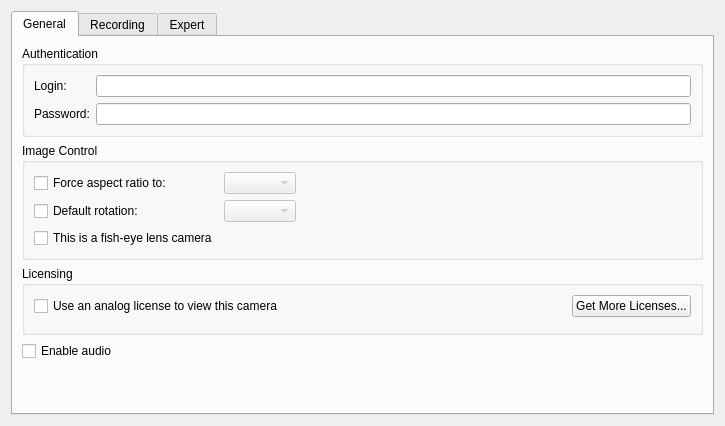
First picture: the form in client/src/ui/widgets/properties/multiple_camera_settings_widget.ui, repository networkoptix/nx_open, before the edit.
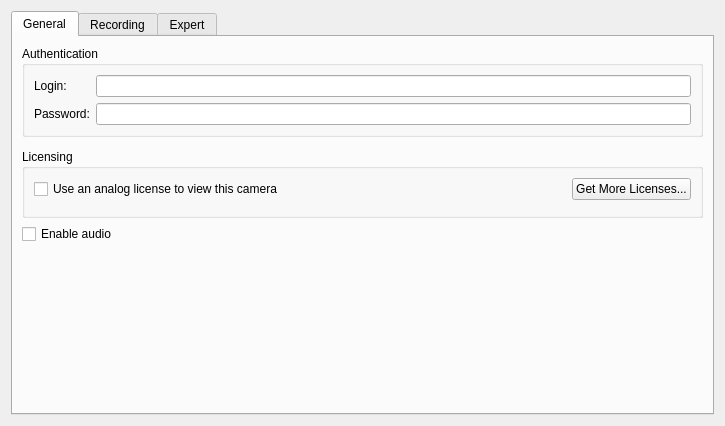
Second picture: the form after the edit. Custom widgets are drawn as their Qt base class.

Commit message:
VMS-382: preparation work, refactoring settings widget
<==== Mercurial data ====>
Branch: dev_2.4.0_gui

```diff
--- a/client/src/ui/widgets/properties/multiple_camera_settings_widget.ui
+++ b/client/src/ui/widgets/properties/multiple_camera_settings_widget.ui
@@ -55,88 +55,7 @@
         </widget>
        </item>
        <item>
-        <widget class="QGroupBox" name="imageControlGroupBox">
-         <property name="title">
-          <string>Image Control</string>
-         </property>
-         <layout class="QGridLayout" name="gridLayout">
-          <item row="0" column="1">
-           <layout class="QHBoxLayout" name="horizontalLayout">
-            <item>
-             <widget class="QComboBox" name="arComboBox">
-              <property name="enabled">
-               <bool>false</bool>
-              </property>
-              <property name="currentIndex">
-               <number>-1</number>
-              </property>
-             </widget>
-            </item>
-            <item>
-             <spacer name="horizontalSpacer">
-              <property name="orientation">
-               <enum>Qt::Horizontal</enum>
-              </property>
-              <property name="sizeHint" stdset="0">
-               <size>
-                <width>40</width>
-                <height>20</height>
-               </size>
-              </property>
-             </spacer>
-            </item>
-           </layout>
-          </item>
-          <item row="1" column="1">
-           <layout class="QHBoxLayout" name="horizontalLayout_2">
-            <item>
-             <widget class="QComboBox" name="rotComboBox">
-              <property name="enabled">
-               <bool>false</bool>
-              </property>
-             </widget>
-            </item>
-            <item>
-             <spacer name="horizontalSpacer_3">
-              <property name="orientation">
-               <enum>Qt::Horizontal</enum>
-              </property>
-              <property name="sizeHint" stdset="0">
-               <size>
-                <width>40</width>
-                <height>20</height>
-               </size>
-              </property>
-             </spacer>
-            </item>
-           </layout>
-          </item>
-          <item row="0" column="0">
-           <widget class="QCheckBox" name="arOverrideCheckBox">
-            <property name="text">
-             <string>Force aspect ratio to:</string>
-            </property>
-           </widget>
-          </item>
-          <item row="1" column="0">
-           <widget class="QCheckBox" name="rotCheckBox">
-            <property name="text">
-             <string>Default rotation:</string>
-            </property>
-           </widget>
-          </item>
-          <item row="2" column="0">
-           <widget class="QCheckBox" name="fisheyeCheckBox">
-            <property name="text">
-             <string>This is a fish-eye lens camera</string>
-            </property>
-            <property name="tristate">
-             <bool>true</bool>
-            </property>
-           </widget>
-          </item>
-         </layout>
-        </widget>
+        <widget class="QnImageControlWidget" name="imageControlWidget" native="true"/>
        </item>
        <item>
         <widget class="QGroupBox" name="analogGroupBox">
@@ -276,6 +195,12 @@
    <header location="global">ui/widgets/licenses_usage_widget.h</header>
    <container>1</container>
   </customwidget>
+  <customwidget>
+   <class>QnImageControlWidget</class>
+   <extends>QWidget</extends>
+   <header location="global">ui/widgets/properties/image_control_widget.h</header>
+   <container>1</container>
+  </customwidget>
  </customwidgets>
  <resources/>
  <connections/>
```
Left out of the diff: 4 changed lines with no effect on the pictures. The commit also changes 7 other files.
